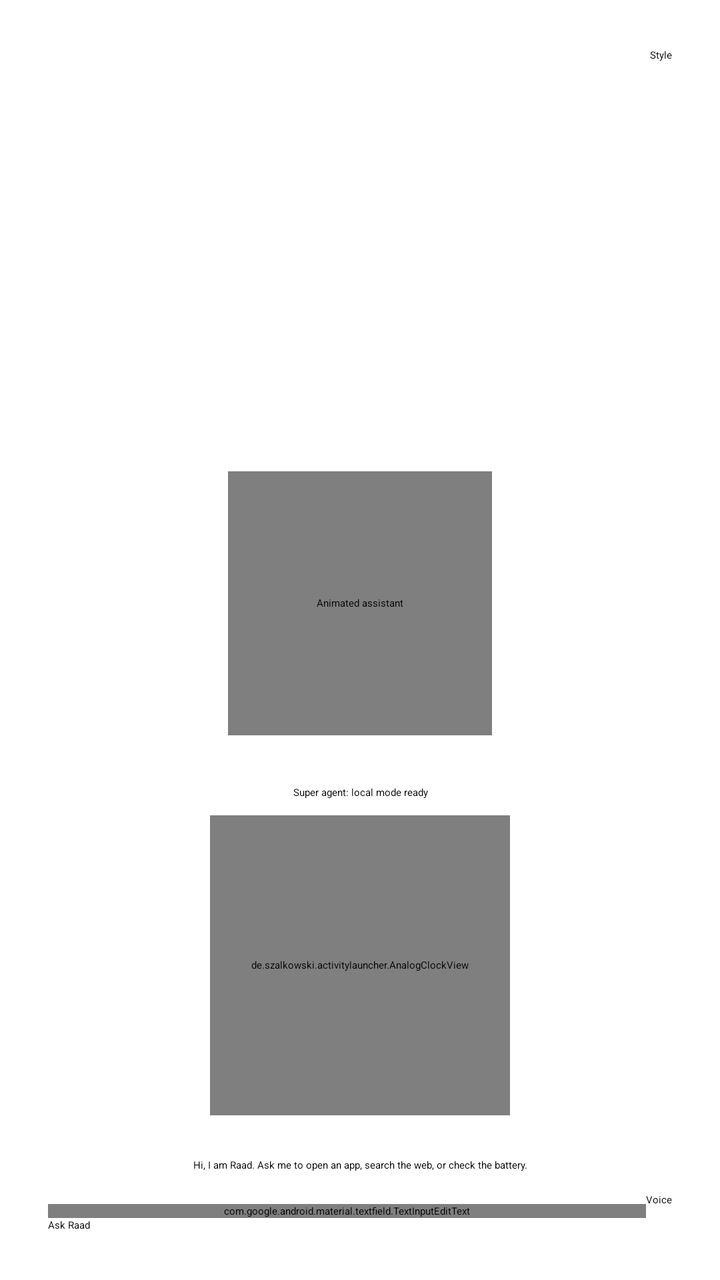
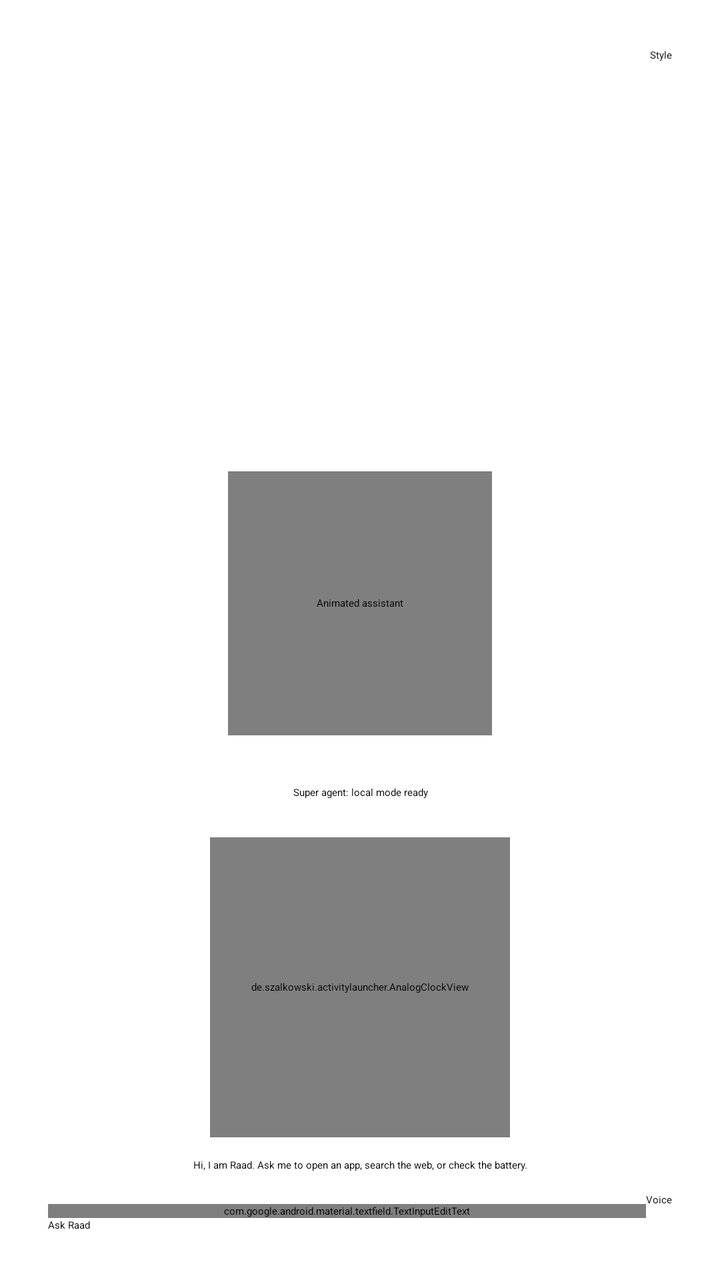

Before-and-after screenshots of an Android layout around one commit, followed by the original layout XML and the change that was made.
<!-- AndroidManifest.xml: activity theme Theme.ActivityLauncher -->
<!-- res/layout/activity_assistant.xml -->
<?xml version="1.0" encoding="utf-8"?>
<androidx.constraintlayout.widget.ConstraintLayout xmlns:android="http://schemas.android.com/apk/res/android"
    xmlns:app="http://schemas.android.com/apk/res-auto"
    android:layout_width="match_parent"
    android:layout_height="match_parent"
    android:padding="24dp">

    <de.szalkowski.activitylauncher.AssistantBubbleView
        android:id="@+id/bubble"
        android:layout_width="132dp"
        android:layout_height="132dp"
        android:contentDescription="@string/assistant_bubble_description"
        app:layout_constraintBottom_toTopOf="@id/response"
        app:layout_constraintEnd_toEndOf="parent"
        app:layout_constraintStart_toStartOf="parent"
        app:layout_constraintTop_toTopOf="parent" />

    <TextView
        android:id="@+id/batteryStatus"
        android:layout_width="wrap_content"
        android:layout_height="wrap_content"
        android:layout_marginTop="12dp"
        android:textAppearance="@style/TextAppearance.AppCompat.Medium"
        app:layout_constraintEnd_toEndOf="parent"
        app:layout_constraintStart_toStartOf="parent"
        app:layout_constraintTop_toBottomOf="@id/bubble" />

    <TextView
        android:id="@+id/agentStatus"
        android:layout_width="0dp"
        android:layout_height="wrap_content"
        android:layout_marginTop="6dp"
        android:gravity="center"
        android:text="@string/assistant_agent_ready"
        android:textAppearance="@style/TextAppearance.AppCompat.Small"
        app:layout_constraintEnd_toEndOf="parent"
        app:layout_constraintStart_toStartOf="parent"
        app:layout_constraintTop_toBottomOf="@id/batteryStatus" />

    <de.szalkowski.activitylauncher.AnalogClockView
        android:id="@+id/analogClock"
        android:layout_width="150dp"
        android:layout_height="150dp"
        android:layout_marginTop="8dp"
        app:layout_constraintEnd_toEndOf="parent"
        app:layout_constraintStart_toStartOf="parent"
        app:layout_constraintTop_toBottomOf="@id/agentStatus" />

    <TextView
        android:id="@+id/response"
        android:layout_width="0dp"
        android:layout_height="wrap_content"
        android:layout_margin="16dp"
        android:gravity="center"
        android:text="@string/assistant_welcome"
        android:textAppearance="@style/TextAppearance.AppCompat.Large"
        app:layout_constraintBottom_toTopOf="@id/command"
        app:layout_constraintEnd_toEndOf="parent"
        app:layout_constraintStart_toStartOf="parent" />

    <com.google.android.material.textfield.TextInputEditText
        android:id="@+id/command"
        android:layout_width="0dp"
        android:layout_height="wrap_content"
        android:hint="@string/assistant_command_hint"
        android:imeOptions="actionSend"
        android:inputType="textCapSentences"
        app:layout_constraintBottom_toTopOf="@id/sendButton"
        app:layout_constraintEnd_toStartOf="@id/voiceButton"
        app:layout_constraintStart_toStartOf="parent" />

    <Button
        android:id="@+id/appearanceButton"
        android:layout_width="wrap_content"
        android:layout_height="wrap_content"
        android:text="@string/assistant_appearance"
        app:layout_constraintEnd_toEndOf="parent"
        app:layout_constraintTop_toTopOf="parent" />

    <Button
        android:id="@+id/voiceButton"
        android:layout_width="wrap_content"
        android:layout_height="wrap_content"
        android:text="@string/assistant_voice"
        app:layout_constraintBaseline_toBaselineOf="@id/command"
        app:layout_constraintEnd_toEndOf="parent" />

    <Button
        android:id="@+id/sendButton"
        android:layout_width="0dp"
        android:layout_height="wrap_content"
        android:layout_marginTop="12dp"
        android:text="@string/assistant_send"
        app:layout_constraintBottom_toBottomOf="parent"
        app:layout_constraintEnd_toEndOf="parent"
        app:layout_constraintStart_toStartOf="parent" />
</androidx.constraintlayout.widget.ConstraintLayout>
<!-- resources referenced by this layout -->
<resources>
  <string name="assistant_agent_ready">Super agent: local mode ready</string>
  <string name="assistant_appearance">Style</string>
  <string name="assistant_bubble_description">Animated assistant</string>
  <string name="assistant_command_hint">Type a command</string>
  <string name="assistant_send">Ask Raad</string>
  <string name="assistant_voice">Voice</string>
  <string name="assistant_welcome">Hi, I am Raad. Ask me to open an app, search the web, or check the battery.</string>
</resources>

<!-- the commit's change to res/layout/activity_assistant.xml (unified diff, before → after) -->
@@ -37,6 +37,18 @@
         app:layout_constraintStart_toStartOf="parent"
         app:layout_constraintTop_toBottomOf="@id/batteryStatus" />
 
+    <TextView
+        android:id="@+id/voiceStatus"
+        android:layout_width="wrap_content"
+        android:layout_height="wrap_content"
+        android:layout_marginTop="4dp"
+        android:text="@string/assistant_voice_ready"
+        android:textAppearance="@style/TextAppearance.Material3.LabelMedium"
+        android:textColor="?attr/colorPrimary"
+        app:layout_constraintEnd_toEndOf="parent"
+        app:layout_constraintStart_toStartOf="parent"
+        app:layout_constraintTop_toBottomOf="@id/agentStatus" />
+
     <de.szalkowski.activitylauncher.AnalogClockView
         android:id="@+id/analogClock"
         android:layout_width="150dp"
@@ -44,7 +56,7 @@
         android:layout_marginTop="8dp"
         app:layout_constraintEnd_toEndOf="parent"
         app:layout_constraintStart_toStartOf="parent"
-        app:layout_constraintTop_toBottomOf="@id/agentStatus" />
+        app:layout_constraintTop_toBottomOf="@id/voiceStatus" />
 
     <TextView
         android:id="@+id/response"
<!-- resource entries referenced after the edit -->
@@ -6,6 +6,7 @@
   <string name="assistant_command_hint">Type a command</string>
   <string name="assistant_send">Ask Raad</string>
   <string name="assistant_voice">Voice</string>
+  <string name="assistant_voice_ready">Voice ready</string>
   <string name="assistant_welcome">Hi, I am Raad. Ask me to open an app, search the web, or check the battery.</string>
 </resources>
 
